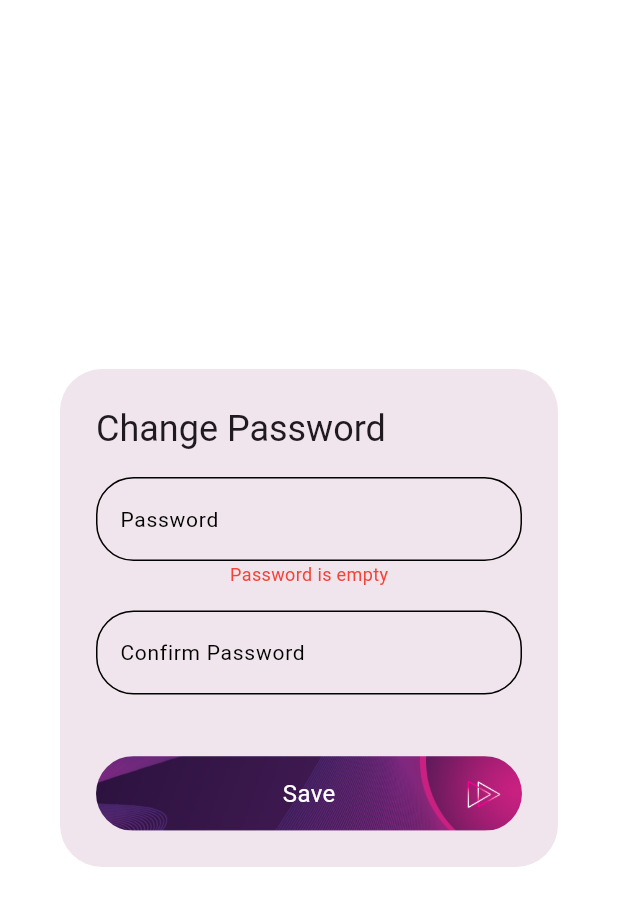
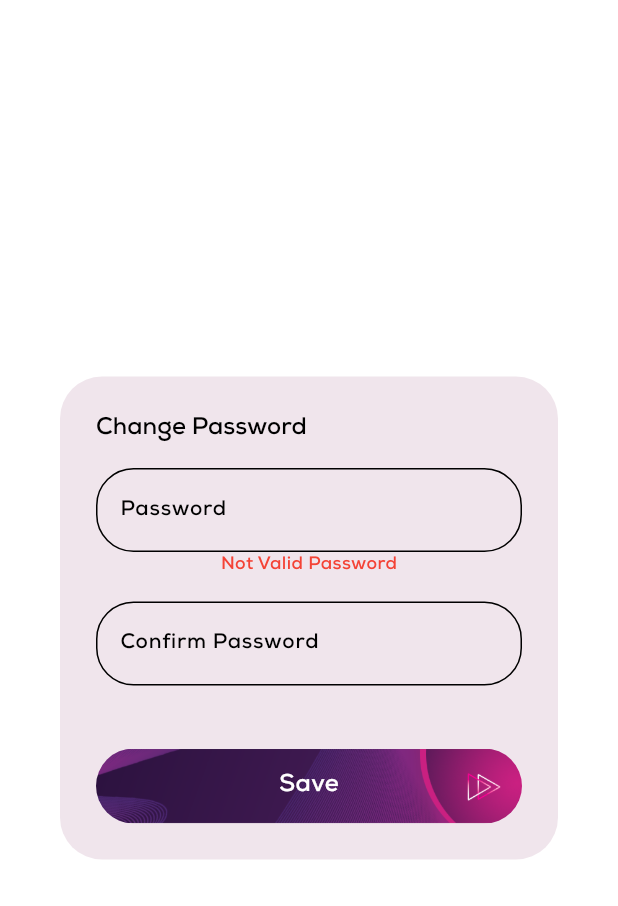
Before and after one commit to Ramy888/FlutterCompounds, a Flutter app: the PasswordDialog widget shown alone on an empty page, opened directly, after a tap on "Save", on a phone screen of 412 x 824 dp. Shown: the top 906 px of the screen. Run offline on Flutter 3.47's test engine with Material 3 defaults, Android fonts, the light colour scheme and no system bars; our stand-ins replace carousel_slider, chewie, connectivity, dropdown_search, firebase_core, firebase_messaging and 10 more; missing offline and left inert: a package; accounts and stored records are empty; network calls fail.

Commit message:
fonts and translation2

```diff
--- a/lib/lang/ar.json
+++ b/lib/lang/ar.json
@@ -122,5 +122,6 @@
     "invitations" : "الدعوات",
     "account" : "الحساب",
     "projectsSoon" : "سيتم اضافه المشاريع قريبا",
-    "noQrCode" : "لا يوجد كود"
+    "noQrCode" : "لا يوجد كود",
+    "enterNewPassword": "أدخل كلمة المرور الجديدة",
 }
--- a/lib/lang/en.json
+++ b/lib/lang/en.json
@@ -26,6 +26,7 @@
     "usernameNotValid": "Not Valid Username",
     "password": "Password",
     "enterPassword": "Enter Password",
+    "enterNewPassword": "Enter New Password",
     "passwordNotValid": "Not Valid Password",
     "validation": "Validation",
     "identity": "Identity",
@@ -49,7 +50,7 @@
     "notValidEmail": "Not Valid Email",
     "passwordEight": "Password must be at least 8 characters",
     "confirmPassword": "Confirm Password",
-    "enterConfirmPassword": "Enter Password Confirmation",
+    "enterConfirmPassword": "Enter Password again",
     "notValidConfirmPassword": "Password does not match",
     "enterValidID": "Please enter valid national id",
     "enterValidCode": "Please enter valid code",
@@ -72,7 +73,6 @@
     "unit" : "Unit",
     "selectAUnit" : "Select a Unit",
     "searchUnit": "Search Unit",
-
     "guestName" : "Guest Name",
     "enterGuestName" : "Enter Guest Name",
     "notValidName" : "Not Valid Name",
--- a/lib/screens/account_page.dart
+++ b/lib/screens/account_page.dart
@@ -24,7 +24,6 @@ import '../Models/invitaion.dart';
 import '../main.dart';
 import 'package:http_parser/http_parser.dart';
 import 'package:mime/mime.dart';
-import 'dart:io';
 
 import '../widgets/dialog_change_password.dart';
 
--- a/lib/widgets/dialog_change_password.dart
+++ b/lib/widgets/dialog_change_password.dart
@@ -4,13 +4,12 @@ import 'package:pyramids_developments/localization/language_constants.dart';
 import 'package:http/http.dart' as http;
 import 'dart:convert';
 import 'package:fluttertoast/fluttertoast.dart';
+import 'package:shared_preferences/shared_preferences.dart';
 
+import '../Models/User.dart';
 import '../Models/basic_model.dart';
 import 'Loading_dialog.dart';
 import 'dart:developer' as dev;
-
-
-
 
 class PasswordDialog extends StatefulWidget {
   @override
@@ -26,9 +25,14 @@ class _PasswordDialogState extends State<PasswordDialog> {
   String confirmPassword = "";
   String passError = "";
   String confirmPassError = "";
-
+  String userId = "";
+  String email = "";
+  String role = "";
+  bool isLogged = false;
 
   Future<void> changeUserPassword(String pass) async {
+    getUserDataFromPreferences();
+
     bool isConnected = await checkInternetConnection();
     if (isConnected) {
       String url =
@@ -44,8 +48,8 @@ class _PasswordDialogState extends State<PasswordDialog> {
             'Content-Type': 'application/x-www-form-urlencoded',
           },
           body: <String, String>{
-            'userId': '29',
-            'role': 'owner',
+            'userId': userId,
+            'role': role,
             'language': _getCurrentLang(),
             'password': pass,
           },
@@ -57,13 +61,10 @@ class _PasswordDialogState extends State<PasswordDialog> {
               jsonDecode(response.body) as Map<String, dynamic>);
 
           if (passResponse.status == "OK") {
-
             showToast(passResponse.info);
             LoadingDialog.hide(context);
             Navigator.of(context).pop();
-
           } else {
-
             dev.log(TAG, error: "changePassword API status Error: $response");
             showToast(passResponse.info);
             LoadingDialog.hide(context);
@@ -86,7 +87,14 @@ class _PasswordDialogState extends State<PasswordDialog> {
   @override
   Widget build(BuildContext context) {
     return AlertDialog(
-      title: Text('Change Password'),
+      title: Text(
+        getTranslated(context, "changePass")!,
+        style: TextStyle(
+          color: Colors.black,
+          fontSize: 16.0,
+          fontFamily: _getCurrentLang() == 'ar' ? 'arFont' : 'enBold',
+        ),
+      ),
       content: SingleChildScrollView(
         child: Column(
           mainAxisSize: MainAxisSize.min,
@@ -95,13 +103,15 @@ class _PasswordDialogState extends State<PasswordDialog> {
               controller: passwordController,
               obscureText: true,
               decoration: InputDecoration(
-                labelText: 'Password',
-                hintText: 'Enter New Password',
-                labelStyle: const TextStyle(
+                labelText: getTranslated(context, "password"),
+                hintText: getTranslated(context, "enterNewPassword"),
+                labelStyle:  TextStyle(
                   color: Colors.black,
                   fontSize: 14.0,
+                  fontFamily: _getCurrentLang() == 'ar' ? 'arFont' : 'enBold',
                 ),
-                hintStyle: const TextStyle(color: Colors.grey, fontSize: 13.0),
+                hintStyle:  TextStyle(color: Colors.grey, fontSize: 13.0,
+                  fontFamily: _getCurrentLang() == 'ar' ? 'arFont' : 'enBold',),
                 focusedBorder: OutlineInputBorder(
                   borderSide: const BorderSide(color: Colors.black, width: 1.0),
                   borderRadius: BorderRadius.circular(25.0),
@@ -117,7 +127,7 @@ class _PasswordDialogState extends State<PasswordDialog> {
                   // Input field to show error
                   setState(() {
                     passError =
-                    'Must not be Empty'; // Customize the error message
+                        getTranslated(context, "passwordNotValid")!; // Customize the error message
                   });
                 } else {
                   setState(() {
@@ -129,9 +139,10 @@ class _PasswordDialogState extends State<PasswordDialog> {
             ),
             Text(
               passError,
-              style: const TextStyle(
+              style:  TextStyle(
                 color: Colors.red,
                 fontSize: 12.0,
+                fontFamily: _getCurrentLang() == 'ar' ? 'arFont' : 'enBold',
               ),
             ),
             SizedBox(height: 16),
@@ -139,13 +150,15 @@ class _PasswordDialogState extends State<PasswordDialog> {
               controller: confirmPasswordController,
               obscureText: true,
               decoration: InputDecoration(
-                labelText: 'Confirm Password',
-                hintText: 'Enter Password again',
-                labelStyle: const TextStyle(
+                labelText: getTranslated(context, "confirmPassword"),
+                hintText: getTranslated(context, "enterConfirmPassword")!,
+                labelStyle:  TextStyle(
                   color: Colors.black,
                   fontSize: 14.0,
+                  fontFamily: _getCurrentLang() == 'ar' ? 'arFont' : 'enBold',
                 ),
-                hintStyle: const TextStyle(color: Colors.grey, fontSize: 13.0),
+                hintStyle:  TextStyle(color: Colors.grey, fontSize: 13.0,
+                  fontFamily: _getCurrentLang() == 'ar' ? 'arFont' : 'enBold',),
                 focusedBorder: OutlineInputBorder(
                   borderSide: const BorderSide(color: Colors.black, width: 1.0),
                   borderRadius: BorderRadius.circular(25.0),
@@ -161,7 +174,7 @@ class _PasswordDialogState extends State<PasswordDialog> {
                   // Input field to show error
                   setState(() {
                     confirmPassError =
-                    'Must not be Empty'; // Customize the error message
+                        getTranslated(context, "notValidConfirmPassword")!; // Customize the error message
                   });
                 } else {
                   setState(() {
@@ -173,9 +186,10 @@ class _PasswordDialogState extends State<PasswordDialog> {
             ),
             Text(
               confirmPassError,
-              style: const TextStyle(
+              style:  TextStyle(
                 color: Colors.red,
                 fontSize: 12.0,
+                fontFamily: _getCurrentLang() == 'ar' ? 'arFont' : 'enBold',
               ),
             ),
           ],
@@ -188,19 +202,19 @@ class _PasswordDialogState extends State<PasswordDialog> {
             String password = passwordController.text;
             String confirmPassword = confirmPasswordController.text;
 
-            if(password.isEmpty){
+            if (password.isEmpty) {
               setState(() {
-                passError = "Password is empty";
+                passError = getTranslated(context, "passwordNotValid")!;
               });
             } else if (confirmPassword.isEmpty) {
               setState(() {
-                confirmPassError = "Confirm Password is empty";
+                confirmPassError = getTranslated(context, "passwordNotValid")!;
               });
-            } else if(password != confirmPassword){
+            } else if (password != confirmPassword) {
               setState(() {
-                confirmPassError = "Password and Confirm Password must be same";
+                confirmPassError = getTranslated(context, "notValidConfirmPassword")!;
               });
-            }else{
+            } else {
               changeUserPassword(password);
             }
           },
@@ -220,6 +234,7 @@ class _PasswordDialogState extends State<PasswordDialog> {
                 style: TextStyle(
                   color: Colors.white,
                   fontSize: 16,
+                  fontFamily: _getCurrentLang() == 'ar' ? 'arFont' : 'enBold',
                 ),
               ),
             ),
@@ -254,4 +269,18 @@ class _PasswordDialogState extends State<PasswordDialog> {
   String _getCurrentLang() {
     return Localizations.localeOf(context).languageCode;
   }
+
+  Future<void> getUserDataFromPreferences() async {
+    final prefs = await SharedPreferences.getInstance();
+    final userString = prefs.getString('user_data');
+    if (userString != null) {
+      final userJson = jsonDecode(userString);
+      userId = User.fromMap(userJson).userId;
+      if (userId.isNotEmpty) {
+        isLogged = prefs.getBool("isLogin")!;
+        email = User.fromMap(userJson).email;
+        role = User.fromMap(userJson).role;
+      }
+    }
+  }
 }
```
